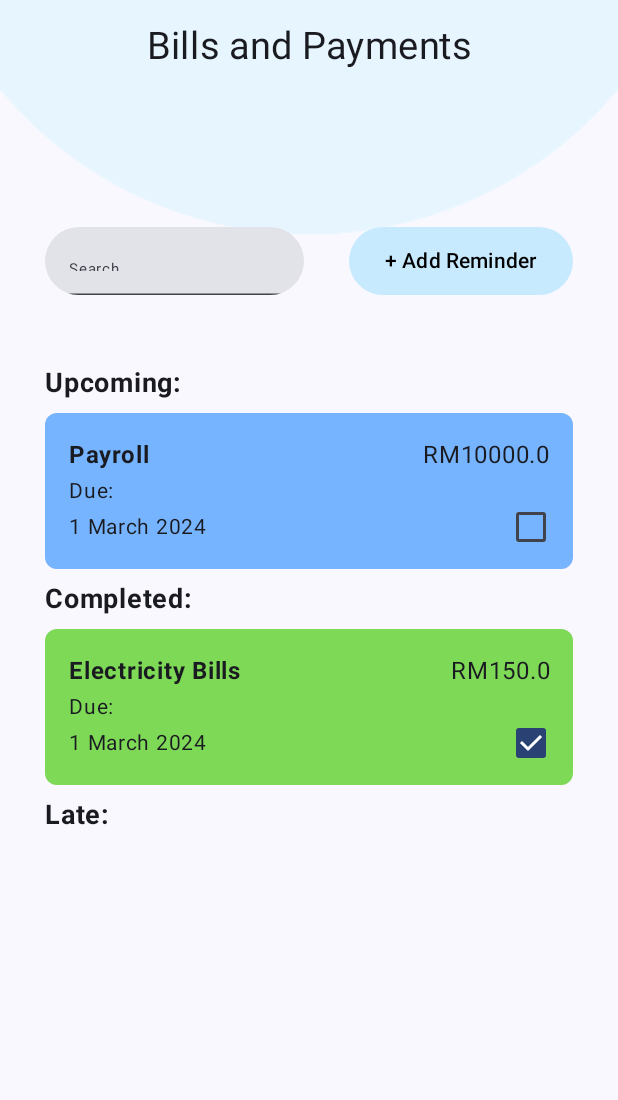
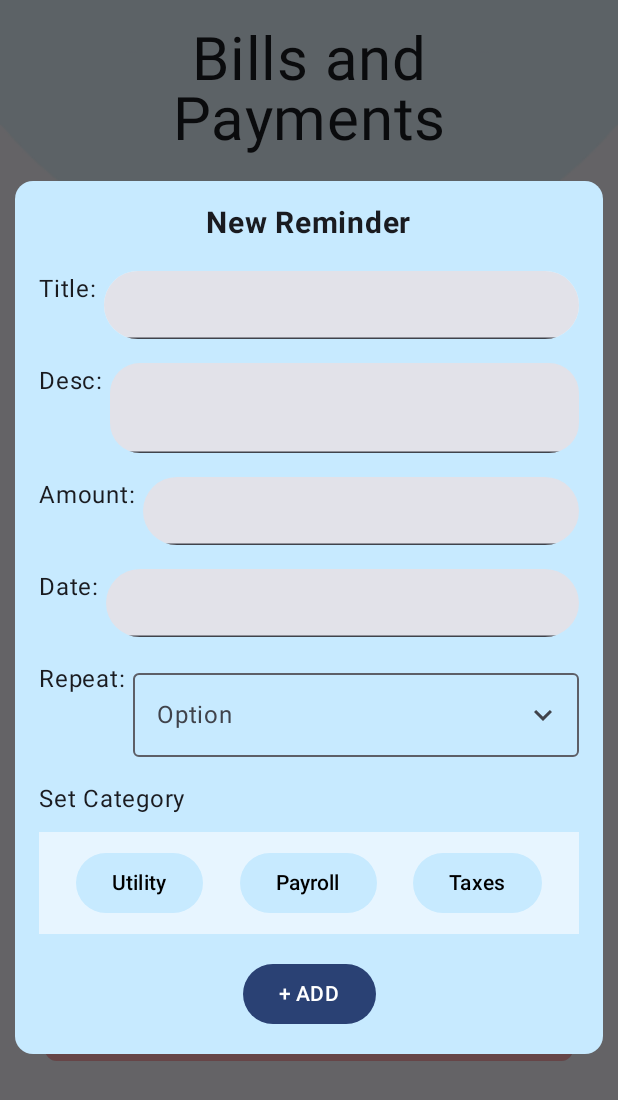
Before and after one commit to ExoticPengy/ArcticVault, an Android app built with Jetpack Compose: the composable ReminderScreen shown on its own in the app's theme, after a tap on "+ Add Reminder", on a phone screen of 412 x 824 dp. Shown: the top 1100 px of the screen. Run offline under Robolectric (Android 15) with nearby library versions, the phone set to English and light mode, and no system bars; 2 statements that could not run were skipped.

Commit message:
-add reminder and edit detail func

```diff
--- /dev/null
+++ b/app/src/main/java/com/example/arcticvault/ui/theme/AddReminder.kt
@@ -0,0 +1,202 @@
+package com.example.arcticvault.ui.theme
+
+import androidx.compose.foundation.background
+import androidx.compose.foundation.clickable
+import androidx.compose.foundation.layout.Arrangement
+import androidx.compose.foundation.layout.Column
+import androidx.compose.foundation.layout.Row
+import androidx.compose.foundation.layout.Spacer
+import androidx.compose.foundation.layout.fillMaxWidth
+import androidx.compose.foundation.layout.height
+import androidx.compose.foundation.layout.padding
+import androidx.compose.foundation.layout.size
+import androidx.compose.foundation.layout.width
+import androidx.compose.foundation.shape.RoundedCornerShape
+import androidx.compose.material.icons.Icons
+import androidx.compose.material.icons.filled.KeyboardArrowDown
+import androidx.compose.material.icons.filled.KeyboardArrowUp
+import androidx.compose.material3.Button
+import androidx.compose.material3.ButtonDefaults
+import androidx.compose.material3.DropdownMenu
+import androidx.compose.material3.DropdownMenuItem
+import androidx.compose.material3.Icon
+import androidx.compose.material3.OutlinedTextField
+import androidx.compose.material3.Surface
+import androidx.compose.material3.Text
+import androidx.compose.material3.TextField
+import androidx.compose.runtime.Composable
+import androidx.compose.runtime.getValue
+import androidx.compose.runtime.mutableStateOf
+import androidx.compose.runtime.remember
+import androidx.compose.runtime.setValue
+import androidx.compose.ui.Alignment
+import androidx.compose.ui.Modifier
+import androidx.compose.ui.draw.clip
+import androidx.compose.ui.geometry.Size
+import androidx.compose.ui.graphics.Color
+import androidx.compose.ui.layout.onGloballyPositioned
+import androidx.compose.ui.platform.LocalDensity
+import androidx.compose.ui.text.font.FontWeight
+import androidx.compose.ui.text.style.TextAlign
+import androidx.compose.ui.unit.dp
+import androidx.compose.ui.unit.sp
+import androidx.compose.ui.unit.toSize
+import androidx.compose.ui.window.Dialog
+
+@Composable
+fun ReminderDialog(onDismiss: () -> Unit) {
+    var title by remember { mutableStateOf("") }
+    var desc by remember { mutableStateOf("") }
+    var amount by remember { mutableStateOf("") }
+
+    Dialog(onDismissRequest = onDismiss) {
+        Surface(
+            color = Color(199, 234, 255),
+            shape = RoundedCornerShape(12.dp),
+            modifier = Modifier.padding(10.dp)
+        ) {
+            Column(modifier = Modifier.padding(16.dp)) {
+                Text(
+                    "New Reminder", fontSize = 20.sp, fontWeight = FontWeight.Bold,
+                    modifier = Modifier.align(Alignment.CenterHorizontally)
+                )
+                Spacer(modifier = Modifier.height(20.dp))
+                Row {
+                    Text(text = "Title: ")
+                    TextField(value = title, onValueChange = { title = it },
+                        modifier = Modifier
+                            .weight(1f)
+                            .clip(RoundedCornerShape(40.dp))
+                            .size(45.dp)
+                            .background(color = Color(231, 245, 255)))
+                }
+
+
+                Spacer(modifier = Modifier.height(16.dp))
+
+                // Description
+                Row {
+                    Text(text = "Desc: ")
+                    TextField(value = desc, onValueChange = { desc = it },
+                        modifier = Modifier
+                            .weight(1f)
+                            .clip(RoundedCornerShape(20.dp))
+                            .size(60.dp))
+
+                }
+                Spacer(modifier = Modifier.height(16.dp))
+
+                // Amount
+                Row {
+                    Text(text = "Amount: ")
+                    TextField(value = amount, onValueChange = { amount = it },
+                        modifier = Modifier
+                            .weight(1f)
+                            .clip(RoundedCornerShape(40.dp))
+                            .size(45.dp))
+
+                }
+                Spacer(modifier = Modifier.height(16.dp))
+
+                // Date
+                Row {
+                    Text(text = "Date: ")
+                    TextField(value = "", onValueChange = {},
+                        modifier = Modifier
+                            .weight(1f)
+                            .clip(RoundedCornerShape(40.dp))
+                            .size(45.dp))
+
+                }
+                Spacer(modifier = Modifier.height(16.dp))
+
+                Row {
+                    Text(text = "Repeat: ")
+                    DropDownMenu()
+                }
+
+                Spacer(modifier = Modifier.height(16.dp))
+
+                Text(text = "Set Category")
+
+                // Categories
+                Row(modifier = Modifier.fillMaxWidth()
+                    .padding(top = 10.dp)
+                    .background(color = Color(231,245,255))
+                    .padding(vertical = 10.dp),
+                    horizontalArrangement = Arrangement.SpaceEvenly,
+
+                ) {
+                    Button( onClick = {  },
+                        colors = ButtonDefaults.buttonColors(Color(199, 234, 255))) {
+                        Text("Utility", color = Color.Black)
+                    }
+                    Button( onClick = {  },
+                        colors = ButtonDefaults.buttonColors(Color(199, 234, 255))) {
+                        Text("Payroll", color = Color.Black)
+                    }
+                    Button( onClick = {  },
+                        colors = ButtonDefaults.buttonColors(Color(199, 234, 255))) {
+                        Text("Taxes", color = Color.Black)
+                    }
+                }
+                Spacer(modifier = Modifier.height(16.dp))
+
+                // Add button
+                Button(
+                    onClick = onDismiss,
+                    modifier = Modifier.align(Alignment.CenterHorizontally)
+                ) {
+                    Text("+ ADD")
+                }
+            }
+        }
+    }
+}
+
+@Composable
+fun DropDownMenu() {
+
+    var expanded by remember { mutableStateOf(false) }
+    val suggestions = listOf("Once", "Daily", "Monthly", "Yearly")
+    var selectedText by remember { mutableStateOf("") }
+    var textfieldSize by remember { mutableStateOf(Size.Zero)}
+
+    val icon = if (expanded)
+        Icons.Filled.KeyboardArrowUp
+    else
+        Icons.Filled.KeyboardArrowDown
+
+
+    Column {
+        OutlinedTextField(
+            value = selectedText,
+            onValueChange = { selectedText = it },
+            modifier = Modifier
+                .fillMaxWidth()
+                .onGloballyPositioned { coordinates ->
+                    textfieldSize = coordinates.size.toSize()
+                },
+            label = {Text("Option")},
+            trailingIcon = {
+                Icon(icon,"contentDescription",
+                    Modifier.clickable { expanded = !expanded })
+            }
+        )
+        DropdownMenu(
+            expanded = expanded,
+            onDismissRequest = { expanded = false },
+            modifier = Modifier
+                .width(with(LocalDensity.current){textfieldSize.width.toDp()})
+        ) {
+            suggestions.forEach { label ->
+
+                DropdownMenuItem(text = { Text(text = label) }, onClick = {
+                    selectedText = label
+                    expanded = false
+                })
+            }
+        }
+    }
+
+}
--- a/app/src/main/java/com/example/arcticvault/ui/theme/Reminder.kt
+++ b/app/src/main/java/com/example/arcticvault/ui/theme/Reminder.kt
@@ -2,14 +2,11 @@ package com.example.arcticvault.ui.theme
 
 import androidx.compose.foundation.Image
 import androidx.compose.foundation.background
+import androidx.compose.foundation.clickable
 import androidx.compose.foundation.layout.Arrangement
-import androidx.compose.foundation.layout.Box
 import androidx.compose.foundation.layout.Column
 import androidx.compose.foundation.layout.Row
 import androidx.compose.foundation.layout.Spacer
-import androidx.compose.foundation.layout.aspectRatio
-import androidx.compose.foundation.layout.fillMaxHeight
-import androidx.compose.foundation.layout.fillMaxSize
 import androidx.compose.foundation.layout.fillMaxWidth
 import androidx.compose.foundation.layout.height
 import androidx.compose.foundation.layout.offset
@@ -25,6 +22,10 @@ import androidx.compose.material3.Surface
 import androidx.compose.material3.Text
 import androidx.compose.material3.TextField
 import androidx.compose.runtime.Composable
+import androidx.compose.runtime.getValue
+import androidx.compose.runtime.mutableStateOf
+import androidx.compose.runtime.remember
+import androidx.compose.runtime.setValue
 import androidx.compose.ui.Alignment
 import androidx.compose.ui.Modifier
 import androidx.compose.ui.draw.clip
@@ -35,9 +36,8 @@ import androidx.compose.ui.text.font.FontWeight
 import androidx.compose.ui.text.style.TextAlign
 import androidx.compose.ui.unit.dp
 import androidx.compose.ui.unit.sp
-import com.example.arcticvault.GreetingMessage
+import androidx.compose.ui.window.Dialog
 import com.example.arcticvault.R
-import com.example.arcticvault.TopBanner
 
 @Composable
 fun ReminderScreen() {
@@ -52,13 +52,18 @@ fun ReminderScreen() {
 
 @Composable
 fun ReminderTopUi(){
+    var search by remember { mutableStateOf("") }
+
+    var showDialog by remember {
+        mutableStateOf(false)
+    }
+
     Surface() {
         Image(
             painter = painterResource(R.drawable.topbanner),
             contentDescription = "Top Banner",
             modifier = Modifier
-                .fillMaxWidth()
-                .offset(y = -180.dp),
+                .fillMaxWidth(),
             contentScale = ContentScale.FillWidth
         )
         Column {
@@ -70,23 +75,27 @@ fun ReminderTopUi(){
 
                 Text(
                     text = "Bills and Payments",
-                    fontSize = 25.sp,
+                    fontSize = 40.sp,
                     textAlign = TextAlign.Center,
-                    modifier = Modifier.padding(vertical = 16.dp)
+                    lineHeight = 40.sp,
+                    modifier = Modifier
+                        .padding(vertical = 16.dp)
+                        .padding(horizontal = 100.dp)
                 )
             }
+
             //search bar
             Row(
                 modifier = Modifier
                     .fillMaxWidth()
                     .padding(horizontal = 30.dp)
-                    .offset(y = 90.dp),
+                    .padding(top = 60.dp),
                 horizontalArrangement = Arrangement.SpaceBetween,
                 verticalAlignment = Alignment.CenterVertically
             ) {
                 TextField(
-                    value = "",
-                    onValueChange = {},
+                    value = search,
+                    onValueChange = { search = it },
                     placeholder = { Text("Search...", fontSize = 10.sp) },
                     modifier = Modifier
                         .weight(1f)
@@ -94,7 +103,7 @@ fun ReminderTopUi(){
                         .size(45.dp)
                 )
                 Spacer(modifier = Modifier.width(30.dp))
-                Button(modifier = Modifier.height (45.dp), onClick = { /*TODO*/ },
+                Button(modifier = Modifier.height (45.dp), onClick = { showDialog = true },
                     colors = ButtonDefaults.buttonColors(Color(199, 234, 255))) {
                     Text("+ Add Reminder", color = Color.Black)
                 }
@@ -102,26 +111,42 @@ fun ReminderTopUi(){
         }
 
     }
+    if (showDialog) {
+        ReminderDialog(onDismiss = { showDialog = false })
+    }
 }
 
 @Composable
 fun BillScreen() {
+    var selectedBill by remember { mutableStateOf<Bill?>(null) }
+
     Surface (modifier = Modifier
-        .offset(y = -140.dp)
-        .padding(30.dp)){
+        .padding(horizontal = 30.dp)
+        .padding(top = 10.dp)){
         Column{
             Spacer(modifier = Modifier.height(16.dp))
+            Text("Upcoming:", fontSize = 18.sp, fontWeight = FontWeight.Bold)
+            BillItem(Bill("Payroll", 10000.00, "1 March 2024","Upcoming")){
+                selectedBill = it
+            }
 
-            Text("Upcoming:", fontSize = 18.sp, fontWeight = FontWeight.Bold)
-            BillItem(Bill("Payroll", 10000.00, "1 March 2024", Color(118,180,255),"Upcoming"))
+            Spacer(modifier = Modifier.height(16.dp))
+            Text("Completed:", fontSize = 18.sp, fontWeight = FontWeight.Bold)
+            BillItem(Bill("Electricity Bills", 150.00, "1 March 2024","Done")){
+                selectedBill = it
+            }
 
-            Text("Completed:", fontSize = 18.sp, fontWeight = FontWeight.Bold)
-            BillItem(Bill("Electricity Bills", 150.00, "1 March 2024", Color(126,217,87),"Done"))
-
-
+            Spacer(modifier = Modifier.height(16.dp))
             Text("Late:", fontSize = 18.sp, fontWeight = FontWeight.Bold)
+            BillItem(Bill("House Rent", 1050.00, "1 March 2024","Late")){
+                selectedBill = it
+            }
 
         }
+    }
+
+    selectedBill?.let {
+        BillDetailsDialog(bill = it, onDismiss = { selectedBill = null })
     }
 
 }
@@ -130,22 +155,28 @@ data class Bill(
     val name: String,
     val amount: Double,
     val dueDate: String,
-    val color: Color,
     val status: String
 )
 
 @Composable
-fun BillItem(bill: Bill) {
+fun BillItem(bill: Bill, onClick: (Bill) -> Unit) {
+
+    val color = when (bill.status) {
+        "Upcoming" -> Color(118, 180, 255)
+        "Done" -> Color(126, 217, 87)
+        else -> Color(255, 172, 177)
+    }
 
     Card(
         shape = RoundedCornerShape(8.dp),
         modifier = Modifier
             .fillMaxWidth()
             .padding(vertical = 8.dp)
+            .clickable { onClick(bill) }
     ) {
         Column(
             modifier = Modifier
-                .background(color = bill.color)
+                .background(color = color)
                 .fillMaxWidth()
                 .padding(16.dp)
         ) {
@@ -165,7 +196,11 @@ fun BillItem(bill: Bill) {
                     textAlign = TextAlign.End
                 )
             }
-            Text("Due:", fontSize = 14.sp)
+            if (bill.status == "Done") {
+                Text("Next Payment:", fontSize = 14.sp)
+            } else {
+                Text("Due:", fontSize = 14.sp)
+            }
 
             Row (horizontalArrangement = Arrangement.SpaceBetween,
                 modifier = Modifier.fillMaxWidth()){
--- /dev/null
+++ b/app/src/main/java/com/example/arcticvault/ui/theme/ViewReminderDetail.kt
@@ -0,0 +1,41 @@
+package com.example.arcticvault.ui.theme
+
+import androidx.compose.foundation.layout.Column
+import androidx.compose.foundation.layout.fillMaxWidth
+import androidx.compose.foundation.layout.padding
+import androidx.compose.foundation.shape.RoundedCornerShape
+import androidx.compose.material3.OutlinedTextField
+import androidx.compose.material3.Surface
+import androidx.compose.material3.Text
+import androidx.compose.runtime.Composable
+import androidx.compose.ui.Alignment
+import androidx.compose.ui.Modifier
+import androidx.compose.ui.graphics.Color
+import androidx.compose.ui.text.font.FontWeight
+import androidx.compose.ui.unit.dp
+import androidx.compose.ui.unit.sp
+import androidx.compose.ui.window.Dialog
+
+@Composable
+fun BillDetailsDialog(bill: Bill, onDismiss: () -> Unit){
+    Dialog(onDismissRequest = onDismiss){
+        Surface(
+            color = Color(118, 180, 255),
+            shape = RoundedCornerShape(12.dp),
+            modifier = Modifier.padding(10.dp)
+        ){
+            Column(modifier = Modifier.padding(16.dp)
+                .fillMaxWidth()) {
+                Text(text = bill.name)
+                Text(text = bill.amount.toString())
+
+                /*OutlinedTextField(
+                    value = bill.name,
+                    onValueChange = { },
+                    label = { Text("Name") },
+                    modifier = Modifier.fillMaxWidth()
+                )*/
+            }
+        }
+    }
+}
```
Also changed, not shown: app/src/main/res/drawable/topbanner.png.
